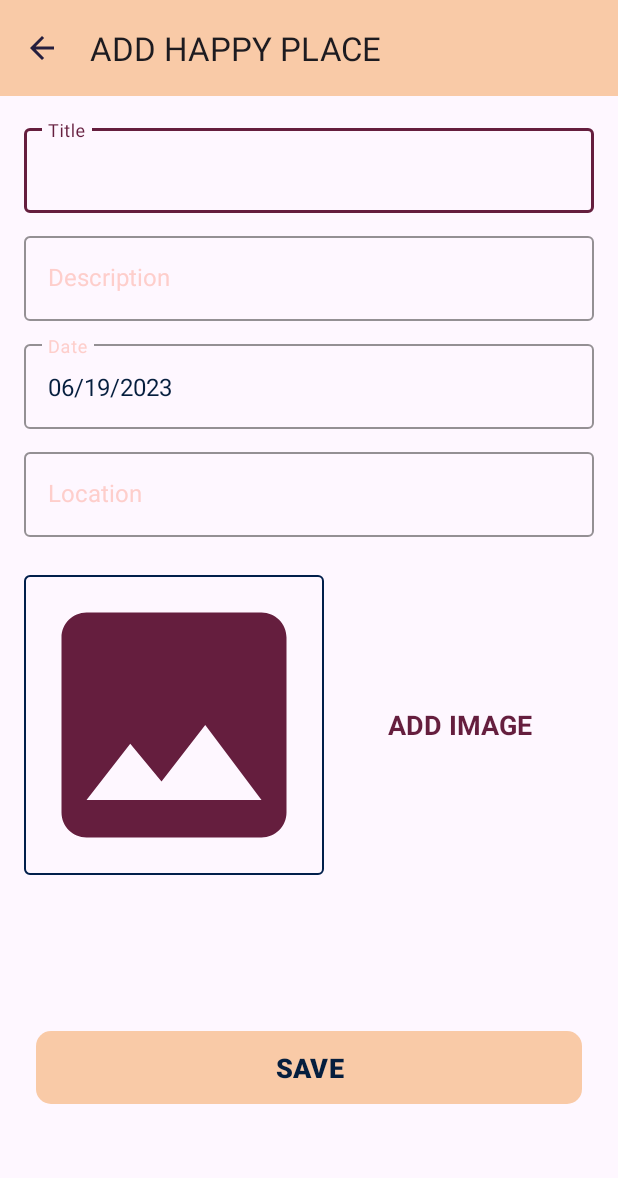
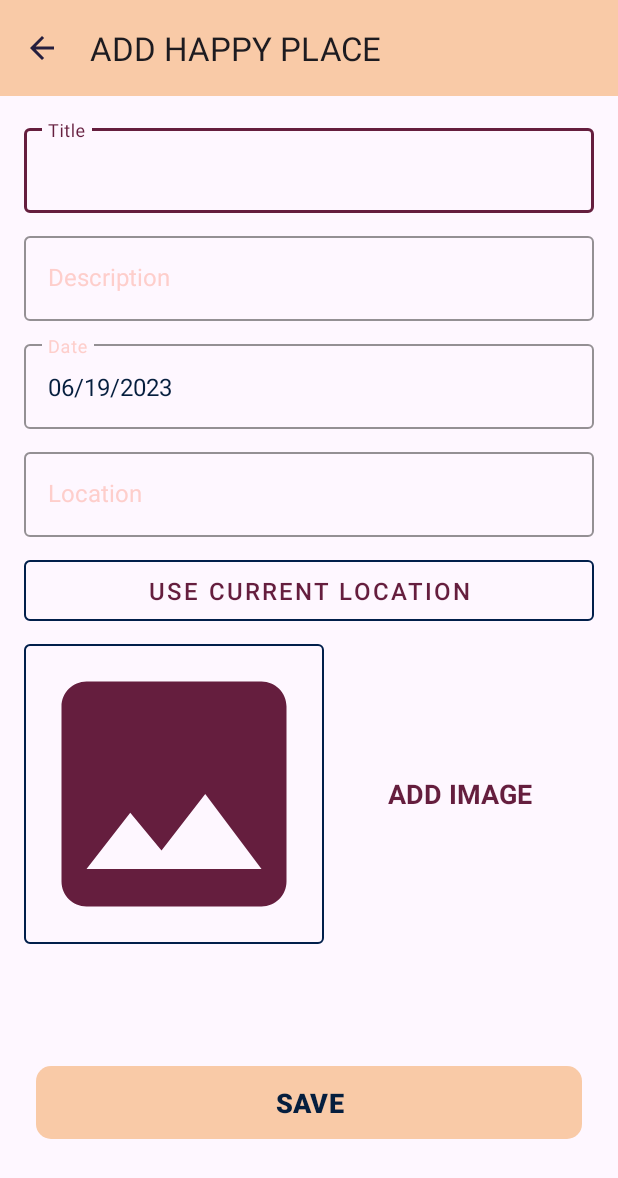
Before and after one commit to Shailendra-Singh/android-app-development, an Android app: the AddHappyPlaceActivity screen opened directly, with no data from a screen before it, on a phone screen of 412 x 824 dp. Shown: the top 1178 px of the screen. Run offline under Robolectric (Android 15) with nearby library versions, the phone set to English and light mode, and no system bars; libraries missing offline, so code that uses them is left out: com.karumi.dexter; pictures from the network do not load; 1 statement that could not run was skipped.

Commit message:
feat: custom location - user to use current location while saving happy place - use geocoder to obtain location address from coordinates

```diff
--- a/HappyPlaces/app/build.gradle
+++ b/HappyPlaces/app/build.gradle
@@ -64,6 +64,9 @@ android {
 
         /* Google Maps API */
         implementation 'com.google.android.libraries.places:places:3.1.0'
+
+        /* Google Play Services Location */
+        implementation 'com.google.android.gms:play-services-location:21.0.1'
     }
 }
 
--- a/HappyPlaces/app/src/main/AndroidManifest.xml
+++ b/HappyPlaces/app/src/main/AndroidManifest.xml
@@ -9,6 +9,8 @@
     <uses-permission android:name="android.permission.READ_EXTERNAL_STORAGE" />
     <uses-permission android:name="android.permission.WRITE_EXTERNAL_STORAGE" />
     <uses-permission android:name="android.permission.CAMERA" />
+    <uses-permission android:name="android.permission.ACCESS_FINE_LOCATION" />
+    <uses-permission android:name="android.permission.ACCESS_COARSE_LOCATION" />
 
     <application
         android:name=".HappyPlacesApp"
--- a/HappyPlaces/app/src/main/java/com/shail_singh/happyplaces/activities/MapActivity.kt
+++ b/HappyPlaces/app/src/main/java/com/shail_singh/happyplaces/activities/MapActivity.kt
@@ -43,7 +43,7 @@ class MapActivity : AppCompatActivity(), OnMapReadyCallback {
         }
 
         if (currentCardModel != null) {
-            supportActionBar?.title = currentCardModel.location
+            supportActionBar?.title = currentCardModel.title
             this.happyPlaceModel = currentCardModel
 
             val supportMapFragment: SupportMapFragment =
@@ -56,7 +56,7 @@ class MapActivity : AppCompatActivity(), OnMapReadyCallback {
     override fun onMapReady(googleMap: GoogleMap) {
         val lat = this.happyPlaceModel?.latitude!!
         val lon = this.happyPlaceModel?.longitude!!
-        val position: LatLng = LatLng(lat, lon)
+        val position = LatLng(lat, lon)
         googleMap.addMarker(
             MarkerOptions().position(position).title(this.happyPlaceModel?.location)
         )
--- a/HappyPlaces/app/src/main/res/layout/activity_add_happy_place.xml
+++ b/HappyPlaces/app/src/main/res/layout/activity_add_happy_place.xml
@@ -95,6 +95,20 @@
                         android:hint="@string/edit_text_hint_location"
                         android:inputType="textPostalAddress" />
                 </com.google.android.material.textfield.TextInputLayout>
+
+                <TextView
+                    android:id="@+id/tv_use_current_location"
+                    android:layout_width="match_parent"
+                    android:layout_height="wrap_content"
+                    android:layout_marginTop="@dimen/btn_save_current_location_marginTop"
+                    android:background="@drawable/shape_image_view_border"
+                    android:gravity="center"
+                    android:padding="@dimen/btn_use_current_location_padding"
+                    android:text="@string/btn_use_current_location_text"
+                    android:textAppearance="?textAppearanceButton"
+                    android:textColor="?attr/colorAccent"
+                    android:textSize="@dimen/btn_use_current_location_textSize" />
+
             </LinearLayout>
 
             <LinearLayout
@@ -119,7 +133,7 @@
 
                 <TextView
                     android:id="@+id/tv_add_image_btn"
-                    android:layout_width="wrap_content"
+                    android:layout_width="0dp"
                     android:layout_height="wrap_content"
                     android:layout_gravity="center_vertical"
                     android:layout_weight="0.25"
--- a/HappyPlaces/app/src/main/res/values/dimens.xml
+++ b/HappyPlaces/app/src/main/res/values/dimens.xml
@@ -33,5 +33,8 @@
     <dimen name="happy_place_details_scroll_view_marginTop">10dp</dimen>
     <dimen name="happy_place_details_full_image_size">300dp</dimen>
     <dimen name="ic_edit_icon_diameter">35dp</dimen>
+    <dimen name="btn_save_current_location_marginTop">5dp</dimen>
+    <dimen name="btn_use_current_location_padding">9dp</dimen>
+    <dimen name="btn_use_current_location_textSize">16sp</dimen>
 
 </resources>
--- a/HappyPlaces/app/src/main/res/values/strings.xml
+++ b/HappyPlaces/app/src/main/res/values/strings.xml
@@ -12,4 +12,5 @@
     <string name="floating_image_button">Floating image button to add happy place activity</string>
     <string name="happy_place_original_image">Original image of Happy Place</string>
     <string name="btn_txt_view_on_map">VIEW ON MAP</string>
+    <string name="btn_use_current_location_text">USE CURRENT LOCATION</string>
 </resources>
```
Also changed, not shown: HappyPlaces/app/src/main/java/com/shail_singh/happyplaces/activities/AddHappyPlaceActivity.kt (+95 -3 lines), HappyPlaces/app/src/main/java/com/shail_singh/happyplaces/utils/MapsApiOperations.kt (added, +34 -0 lines), HappyPlaces/app/src/main/res/layout/activity_happy_place_details.xml (+20 -8 lines).
